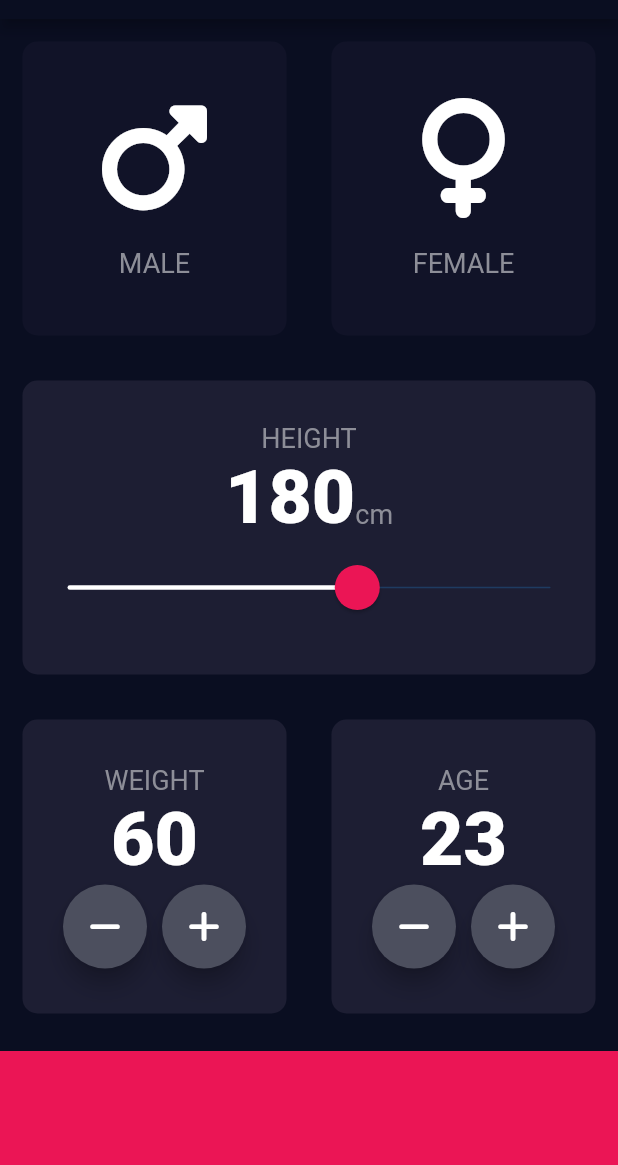
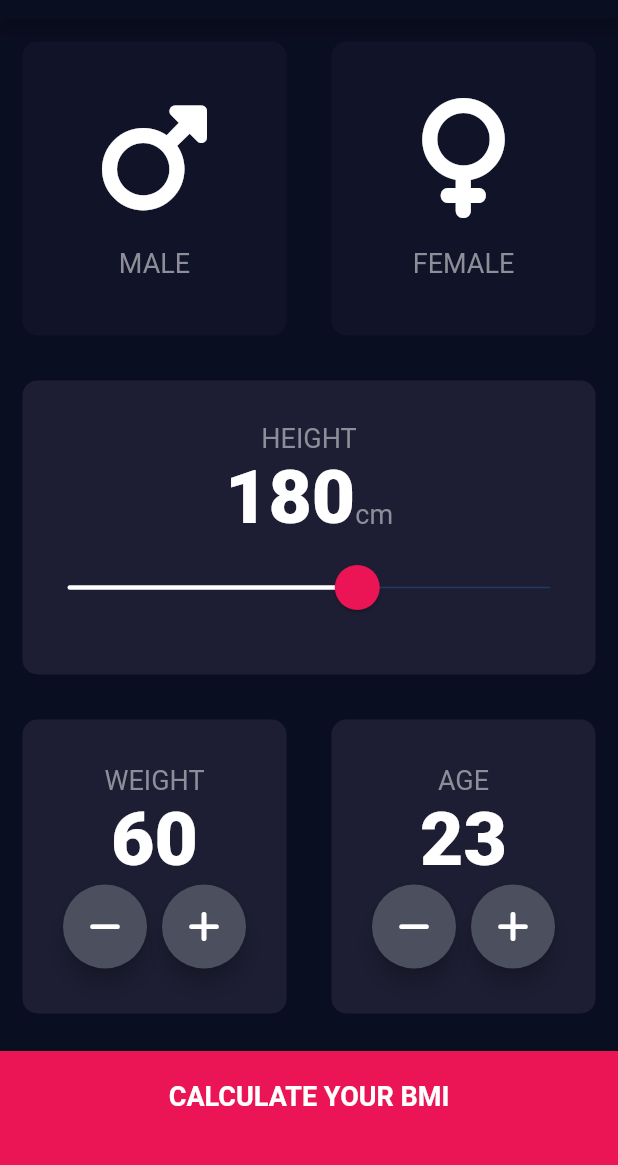
Before and after one commit to helzixxx/bmi_calc_flu, a Flutter app: the screen it shows after launch, on a phone screen of 412 x 824 dp, the part 65-1230 px from its top. Run offline on Flutter 3.47's test engine with Material 2 defaults, Android fonts, the phone set to English and light mode, and no system bars; our stand-ins replace font_awesome_flutter.

Commit message:
result page and navigation

```diff
--- /dev/null
+++ b/lib/components/bottom_button.dart
@@ -0,0 +1,29 @@
+import 'package:flutter/material.dart';
+import '../constants.dart';
+
+class BottomButton extends StatelessWidget {
+  const BottomButton({required this.onPress, required this.buttonTitle});
+
+  final VoidCallback? onPress;
+  final String buttonTitle;
+
+  @override
+  Widget build(BuildContext context) {
+    return GestureDetector(
+      onTap: () => onPress!(),
+      child: Container(
+        color: kBottomContainerColor,
+        margin: kBottomContainerMargin,
+        padding: kBottomContainerPadding,
+        height: kBottomContainerHeight,
+        width: double.infinity,
+        child: Center(
+          child: Text(
+            buttonTitle,
+            style: kBottomButtonTextStyle,
+          ),
+        ),
+      ),
+    );
+  }
+}
--- /dev/null
+++ b/lib/components/gender_type.dart
@@ -0,0 +1 @@
+enum GenderType { male, female }
--- a/lib/gender_widget.dart
+++ b/lib/components/gender_widget.dart
@@ -1,5 +1,5 @@
 import 'package:flutter/material.dart';
-import 'constants.dart';
+import '../constants.dart';
 
 class GenderWidget extends StatelessWidget {
   GenderWidget(this.icon, this.text);
--- a/lib/constants.dart
+++ b/lib/constants.dart
@@ -5,7 +5,38 @@ const Color kBottomContainerColor = Color(0xFFEB1555);
 const Color kActiveCardColor = Color(0xFF1D1E33);
 const Color kInactiveCardColor = Color(0xFF111328);
 const EdgeInsets kBottomContainerMargin = EdgeInsets.only(top: 10.0);
-const TextStyle kLabelTextStyle =
-    TextStyle(fontSize: 18.0, color: Color(0xFF8D8E98));
-const TextStyle kNumberTextStyle =
-    TextStyle(fontSize: 50.0, fontWeight: FontWeight.w900);
+const EdgeInsets kBottomContainerPadding = EdgeInsets.only(bottom: 20.0);
+const TextStyle kLabelTextStyle = TextStyle(
+  fontSize: 18.0,
+  color: Color(0xFF8D8E98),
+);
+const TextStyle kNumberTextStyle = TextStyle(
+  fontSize: 50.0,
+  fontWeight: FontWeight.w900,
+);
+const TextStyle kBottomButtonTextStyle = TextStyle(
+  fontSize: 18.0,
+  fontWeight: FontWeight.bold,
+);
+const TextStyle kTitleTextStyle = TextStyle(
+  fontSize: 40.0,
+  fontWeight: FontWeight.w600,
+);
+const TextStyle kResultTextStyle = TextStyle(
+  fontSize: 30.0,
+  color: Color(0xFF24D876),
+  fontWeight: FontWeight.w600,
+);
+const TextStyle kResultNumberTextStyle = TextStyle(
+  fontSize: 90.0,
+  fontWeight: FontWeight.w700,
+);
+const TextStyle kBmiRangeTextStyle = TextStyle(
+  fontSize: 20.0,
+  fontWeight: FontWeight.bold,
+  color: Color(0xFF8D8E98),
+);
+const TextStyle kBodyTextStyle = TextStyle(
+  fontSize: 20.0,
+  fontWeight: FontWeight.bold,
+);
--- a/lib/gender_type.dart
+++ /dev/null
@@ -1,3 +0,0 @@
-import 'package:flutter/material.dart';
-
-enum GenderType { male, female }
--- a/lib/main.dart
+++ b/lib/main.dart
@@ -1,5 +1,5 @@
 import 'package:flutter/material.dart';
-import 'input_page.dart';
+import 'pages/input_page.dart';
 
 void main() => runApp(BMICalculator());
 
--- a/lib/input_page.dart
+++ b/lib/pages/input_page.dart
@@ -1,9 +1,11 @@
 import 'package:flutter/material.dart';
-import 'reusable_card.dart';
-import 'gender_widget.dart';
-import 'gender_type.dart';
-import 'constants.dart';
-import 'round_icon_button.dart';
+import 'package:bmi_calc_flu/components/reusable_card.dart';
+import '../components/gender_widget.dart';
+import '../components/gender_type.dart';
+import '../constants.dart';
+import '../components/round_icon_button.dart';
+import 'results_page.dart';
+import '../components/bottom_button.dart';
 import 'package:font_awesome_flutter/font_awesome_flutter.dart';
 
 class InputPage extends StatefulWidget {
@@ -185,12 +187,15 @@ class _InputPageState extends State<InputPage> {
                 ],
               ),
             ),
-            Container(
-              color: kBottomContainerColor,
-              margin: kBottomContainerMargin,
-              height: kBottomContainerHeight,
-              width: double.infinity,
-            )
+            BottomButton(
+              onPress: () {
+                Navigator.push(
+                  context,
+                  MaterialPageRoute(builder: (context) => const ResultsPage()),
+                );
+              },
+              buttonTitle: 'CALCULATE YOUR BMI',
+            ),
           ],
         ));
   }
```
Also changed, not shown: lib/pages/results_page.dart (added, +78 -0 lines), lib/components/reusable_card.dart (renamed from lib/reusable_card.dart), lib/components/round_icon_button.dart (renamed from lib/round_icon_button.dart).
